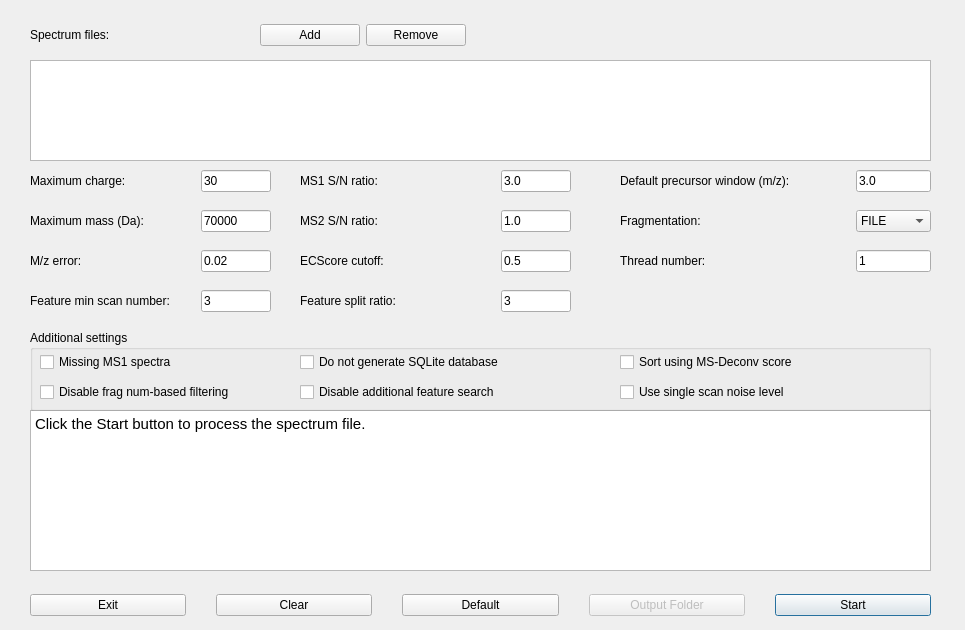
Old version of the form src/gui/topfd/topfddialog.ui in the repository toppic-suite/toppic-suite.
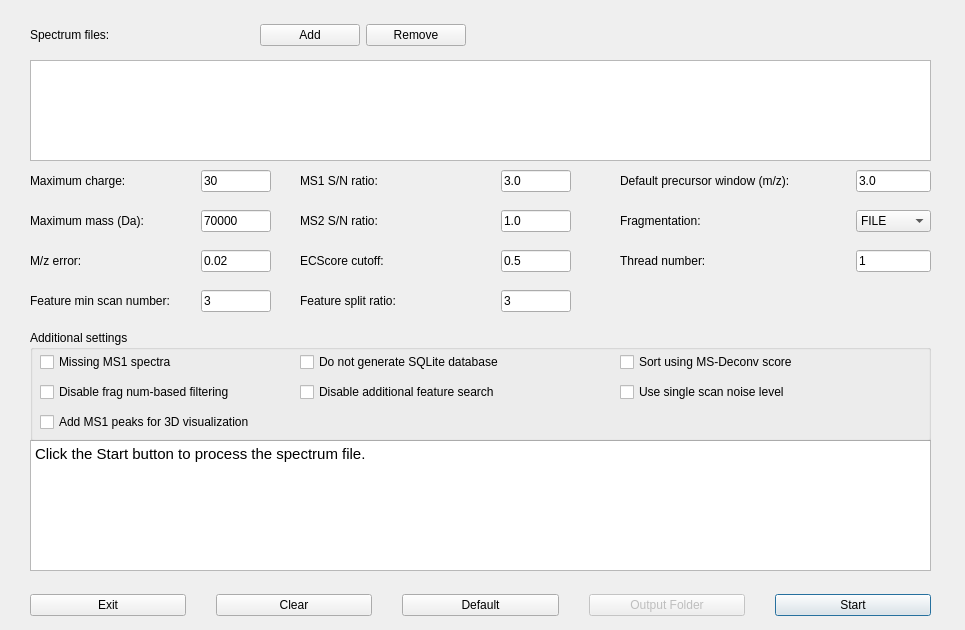
New version of the form. Icons and pictures are not drawn.

Commit message:
Add an --sql-3d checkbox to topfd_gui; move ms_sql_writer to src/sql
The "Add MS1 peaks for 3D visualization" box in the Additional settings
group emits --sql-3d and is disabled while the SQLite output is turned off,
since the two options conflict.

Claude-Session: https://claude.ai/code/session_018NcRKp4WjDTE2yhTHEdfth

Diff of the .ui file:
```diff
--- a/src/gui/topfd/topfddialog.ui
+++ b/src/gui/topfd/topfddialog.ui
@@ -489,9 +489,9 @@
     <property name="geometry">
      <rect>
       <x>30</x>
-      <y>410</y>
+      <y>440</y>
       <width>901</width>
-      <height>161</height>
+      <height>131</height>
      </rect>
     </property>
     <property name="html">
@@ -594,7 +594,7 @@
       <x>30</x>
       <y>330</y>
       <width>901</width>
-      <height>81</height>
+      <height>111</height>
      </rect>
     </property>
     <property name="title">
@@ -752,6 +752,37 @@
       </item>
      </layout>
     </widget>
+    <widget class="QWidget" name="horizontalLayoutWidget_21">
+     <property name="geometry">
+      <rect>
+       <x>10</x>
+       <y>80</y>
+       <width>320</width>
+       <height>25</height>
+      </rect>
+     </property>
+     <layout class="QHBoxLayout" name="horizontalLayout_21">
+      <item>
+       <widget class="QCheckBox" name="sql3dCheckBox">
+        <property name="toolTip">
+         <string>Also store the raw MS1 peaks for 3D visualization in the SQLite database (topfd --sql-3d).</string>
+        </property>
+        <property name="acceptDrops">
+         <bool>false</bool>
+        </property>
+        <property name="text">
+         <string>Add MS1 peaks for 3D visualization</string>
+        </property>
+        <property name="checkable">
+         <bool>true</bool>
+        </property>
+        <property name="checked">
+         <bool>false</bool>
+        </property>
+       </widget>
+      </item>
+     </layout>
+    </widget>
     <widget class="QWidget" name="horizontalLayoutWidget_17">
      <property name="geometry">
       <rect>
```
The commit also changes 7 other files.
